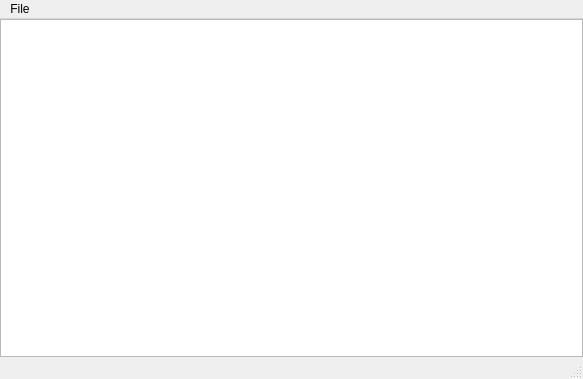
Fifty-Nine/enigma-parser, file tools/AstViewer/AstViewer.ui: the form before one commit.
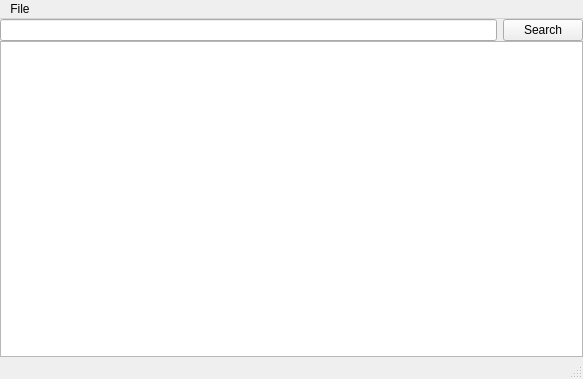
The form after the commit.

Commit message: Add search functionality to AstViewer.

The edit to the form file:
```diff
--- a/tools/AstViewer/AstViewer.ui
+++ b/tools/AstViewer/AstViewer.ui
@@ -21,6 +21,20 @@
     <property name="margin">
      <number>0</number>
     </property>
+    <item>
+     <layout class="QHBoxLayout" name="horizontalLayout_2">
+      <item>
+       <widget class="QLineEdit" name="searchBox"/>
+      </item>
+      <item>
+       <widget class="QPushButton" name="buttonSearch">
+        <property name="text">
+         <string>Search</string>
+        </property>
+       </widget>
+      </item>
+     </layout>
+    </item>
     <item>
      <widget class="QTreeView" name="treeView">
       <attribute name="headerVisible">
```
Left out of the diff: 6 changed lines with no effect on the pictures. The commit also changes 14 other files.
